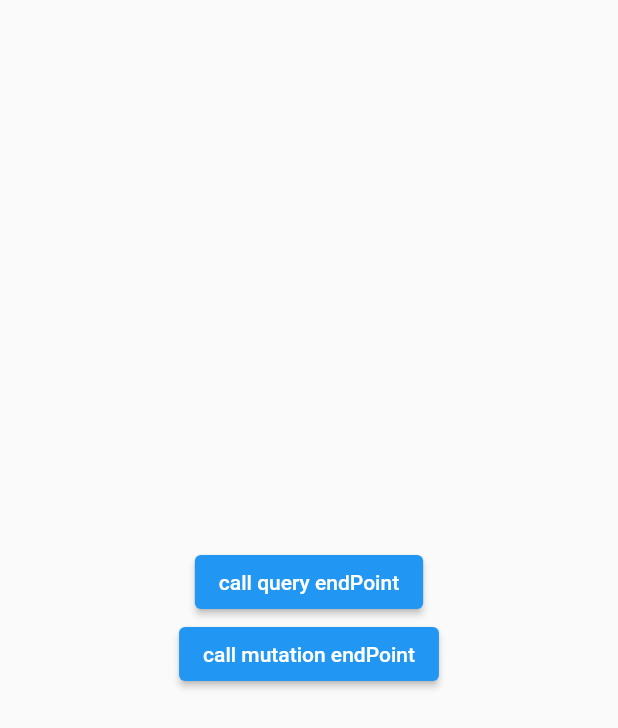
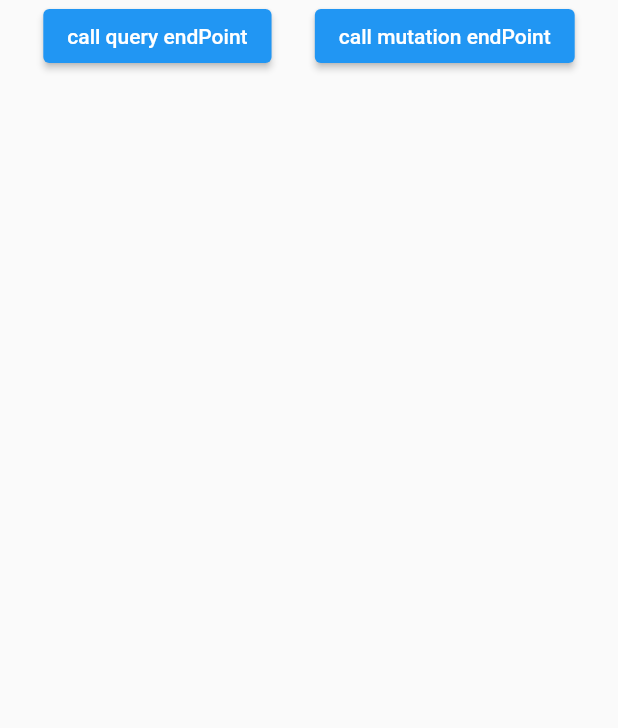
Before and after one commit to sagarfaldu17/graphql_demo, a Flutter app: the MainPage screen opened by its route, after a tap on "call query endPoint", on a phone screen of 412 x 824 dp. Shown: the top 728 px of the screen. Run offline on Flutter 3.47's test engine with Material 2 defaults, Android fonts, the phone set to English and light mode, and no system bars; our stand-ins replace get_it, graphql, shared_preferences; accounts and stored records are empty; network calls fail.

Commit message:
feat(): sync viewmodel api call with main view

```diff
--- a/lib/base/auth_base.dart
+++ b/lib/base/auth_base.dart
@@ -1,4 +1,4 @@
-import '../model/character_model.dart';
+import '../model/character_response_model.dart';
 
 abstract class AuthBase {
   Future<List<CharacterModel>?> getCharacterList();
--- a/lib/helper/routes.dart
+++ b/lib/helper/routes.dart
@@ -1,7 +1,7 @@
 import 'package:flutter/material.dart';
 import 'package:provider/provider.dart';
 
-import '../view/main_page.dart';
+import '../view/main/main_page.dart';
 import '../view_model/main_view_model.dart';
 
 class Routes {
--- a/lib/main.dart
+++ b/lib/main.dart
@@ -2,7 +2,7 @@
 import 'package:flutter/material.dart';
 import 'package:flutter_localizations/flutter_localizations.dart';
 import 'package:graphql_demo/env.dart';
-import 'package:graphql_demo/view/main_page.dart';
+import 'package:graphql_demo/view/main/main_page.dart';
 import 'package:provider/provider.dart';
 
 import 'helper/locator.dart';
--- a/lib/model/character_model.dart
+++ /dev/null
@@ -1,21 +0,0 @@
-class CharacterModel {
-  int? id;
-  String point;
-  String? profileId;
-  String? pointClassification;
-  String? dateAdded;
-  String? video;
-  int? challengeId;
-  String? storeName;
-
-  CharacterModel({
-    required this.id,
-    required this.point,
-    required this.profileId,
-    required this.pointClassification,
-    required this.dateAdded,
-    required this.video,
-    required this.challengeId,
-    required this.storeName,
-  });
-}
--- /dev/null
+++ b/lib/model/character_response_model.dart
@@ -0,0 +1,22 @@
+import 'package:json_annotation/json_annotation.dart';
+part 'character_response_model.g.dart';
+
+@JsonSerializable(
+  fieldRename: FieldRename.snake,
+)
+class CharacterModel {
+  CharacterModel({
+    this.id,
+    this.name,
+    this.status,
+  });
+
+  factory CharacterModel.fromJson(Map<String, dynamic> json) =>
+      _$CharacterModelFromJson(json);
+
+  final String? id;
+  final String? name;
+  final String? status;
+
+  Map<String, dynamic> toJson() => _$CharacterModelToJson(this);
+}
--- a/lib/repository/auth_repository.dart
+++ b/lib/repository/auth_repository.dart
@@ -1,7 +1,7 @@
 import '../base/auth_base.dart';
+import '../model/character_response_model.dart';
 import '../service/base/auth_service.dart';
 import '../helper/locator.dart';
-import '../model/character_model.dart';
 import '../service/auth_service_graphql.dart';
 
 class AuthRepository implements AuthBase {
--- a/lib/service/auth_service_graphql.dart
+++ b/lib/service/auth_service_graphql.dart
@@ -2,8 +2,8 @@ import 'package:graphql/client.dart';
 import 'package:graphql_demo/service/graphql_service.dart';
 import 'package:shared_preferences/shared_preferences.dart';
 
+import '../model/character_response_model.dart';
 import 'base/auth_service.dart';
-import '../model/character_model.dart';
 
 class GraphqlAuthService implements AuthService {
 
@@ -46,41 +46,16 @@ class GraphqlAuthService implements AuthService {
 
         QueryResult result = await client.mutate(options);
         if (!result.hasException) {
-          print('result.data: ${result.data}');
-          // Map<String, dynamic>? data = result.data;
+          Map<String, dynamic>? data = result.data;
+          List<dynamic> characterListModel = data?['characters']['results'];
+          List<CharacterModel>? finalCharacterListModel = [];
 
-          // if (data != null) {
-          //
-          //   List<dynamic>? listOfLedgerBalancePointsHistoryMap = data['pointsHistory'];
-          //   print('listOfLedgerBalancePointsHistoryMap: $listOfLedgerBalancePointsHistoryMap');
-          //   List<LedgerBalancePointsHistory> finalListOfLedgerBalancePointsHistoryModels = [];
-          //
-          //   if (listOfLedgerBalancePointsHistoryMap != null) {
-          //     for (var eachMapElement in listOfLedgerBalancePointsHistoryMap) {
-          //
-          //       String? dateAdded = DateFormat.yMd().format(DateTime.parse(eachMapElement['dateAdded'] ?? "${DateTime.now().toUtc().toString()}"));
-          //       String? finalPoints = '';
-          //       String? storeName = '';
-          //       double? points = eachMapElement['point'];
-          //
-          //       if (eachMapElement['pointClassification'] == 'DEPOSIT') {
-          //         finalPoints = '$points';
-          //         storeName = eachMapElement['storeName'] ?? 'Evaluation Deposit';
-          //       } else {
-          //         finalPoints = '- $points';
-          //         storeName = eachMapElement['storeName'] ?? 'Store Withdrawal';
-          //       }
-          //       var ledgerBalancePointsHistoryModel = LedgerBalancePointsHistory(id: eachMapElement['id'], challengeId: eachMapElement['challengeId'],
-          //           dateAdded: dateAdded, point: finalPoints,
-          //           pointClassification: eachMapElement['pointClassification'], profileId: eachMapElement['profileId'],
-          //           storeName: storeName, video: eachMapElement['video']);
-          //
-          //       finalListOfLedgerBalancePointsHistoryModels.add(ledgerBalancePointsHistoryModel);
-          //     }
-          //   }
-          //
-          //   return finalListOfLedgerBalancePointsHistoryModels;
-          // }
+          for (var eachElement in characterListModel) {
+            var characterModel = CharacterModel(id: eachElement['id'], name: eachElement['name'], status: eachElement['status']);
+            finalCharacterListModel.add(characterModel);
+          }
+
+          return finalCharacterListModel;
         } else {
           print('graphqlErrors: ${result.exception?.graphqlErrors[0]}');
           // String errorCode = GraphqlService.getErrorCode(result);
--- /dev/null
+++ b/lib/view/main/main_page.dart
@@ -0,0 +1,27 @@
+import 'package:flutter/material.dart';
+
+import 'widgets/button_row_section_widget.dart';
+import 'widgets/character_list_widget.dart';
+
+class MainPage extends StatelessWidget {
+  const MainPage({Key? key}) : super(key: key);
+
+  @override
+  Widget build(BuildContext context) {
+    return Scaffold(
+      body: SafeArea(
+        child: Center(
+          child: Column(
+            mainAxisAlignment: MainAxisAlignment.center,
+            children: const [
+              ButtonRowSectionWidget(),
+              Expanded(
+                child: CharacterListWidget(),
+              ),
+            ],
+          ),
+        ),
+      ),
+    );
+  }
+}
--- /dev/null
+++ b/lib/view/main/widgets/button_row_section_widget.dart
@@ -0,0 +1,35 @@
+import 'package:flutter/material.dart';
+import 'package:provider/provider.dart';
+
+import '../../../view_model/main_view_model.dart';
+
+class ButtonRowSectionWidget extends StatelessWidget {
+  const ButtonRowSectionWidget({Key? key}) : super(key: key);
+
+  @override
+  Widget build(BuildContext context) {
+    return Row(
+      mainAxisAlignment: MainAxisAlignment.spaceEvenly,
+      children: [
+        ElevatedButton(
+          onPressed: () {
+            _getCharacterList(context);
+          },
+          child: const Text('call query endPoint'),
+        ),
+        ElevatedButton(
+          onPressed: () {},
+          child: const Text('call mutation endPoint'),
+        ),
+      ],
+    );
+  }
+
+  void _getCharacterList(BuildContext context) {
+    MainViewModel viewModel = Provider.of<MainViewModel>(
+      context,
+      listen: false,
+    );
+    viewModel.getCharacterList();
+  }
+}
--- a/lib/view/main_page.dart
+++ /dev/null
@@ -1,45 +0,0 @@
-import 'package:flutter/material.dart';
-import 'package:provider/provider.dart';
-
-import '../view_model/main_view_model.dart';
-
-class MainPage extends StatelessWidget {
-  const MainPage({Key? key}) : super(key: key);
-
-  @override
-  Widget build(BuildContext context) {
-    return Scaffold(
-      body: SafeArea(
-        child: Center(
-          child: Column(
-            mainAxisAlignment: MainAxisAlignment.center,
-            children: [
-              ElevatedButton(
-                onPressed: () {
-                  _getCharacterList(context);
-                },
-                child: const Text('call query endPoint'),
-              ),
-              ElevatedButton(
-                onPressed: () {
-                },
-                child: const Text('call mutation endPoint'),
-              ),
-            ],
-          ),
-        ),
-      ),
-    );
-  }
-}
-
-extension _ on  MainPage {
-
-  void _getCharacterList(BuildContext context) {
-    MainViewModel viewModel = Provider.of<MainViewModel>(
-      context,
-      listen: false,
-    );
-    viewModel.getCharacterList();
-  }
-}
--- a/lib/view_model/main_view_model.dart
+++ b/lib/view_model/main_view_model.dart
@@ -1,15 +1,17 @@
 import 'package:flutter/material.dart';
 
 import '../helper/locator.dart';
-import '../model/character_model.dart';
+import '../model/character_response_model.dart';
 import '../repository/auth_repository.dart';
 
 class MainViewModel with ChangeNotifier{
   final AuthRepository _authRepository = locator<AuthRepository>();
 
+  List<CharacterModel>? characterList;
+
   Future<void> getCharacterList() async {
-    List<CharacterModel>? characterList = await _authRepository.getCharacterList();
-    print('characterList: $characterList');
+    characterList = await _authRepository.getCharacterList();
+    notifyListeners();
   }
 
 }
```
Also changed, not shown: lib/view/main/widgets/character_list_widget.dart (added, +46 -0 lines), pubspec.yaml (+7 -0 lines), lib/model/character_response_model.g.dart (added), pubspec.lock, 279 other files.
